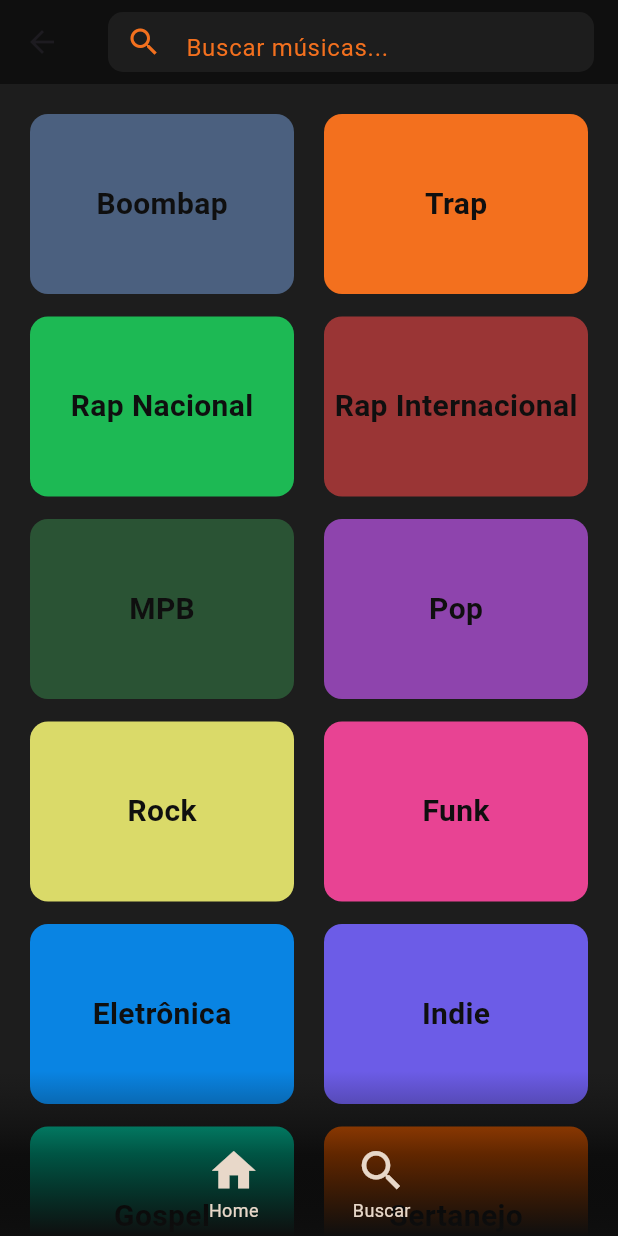
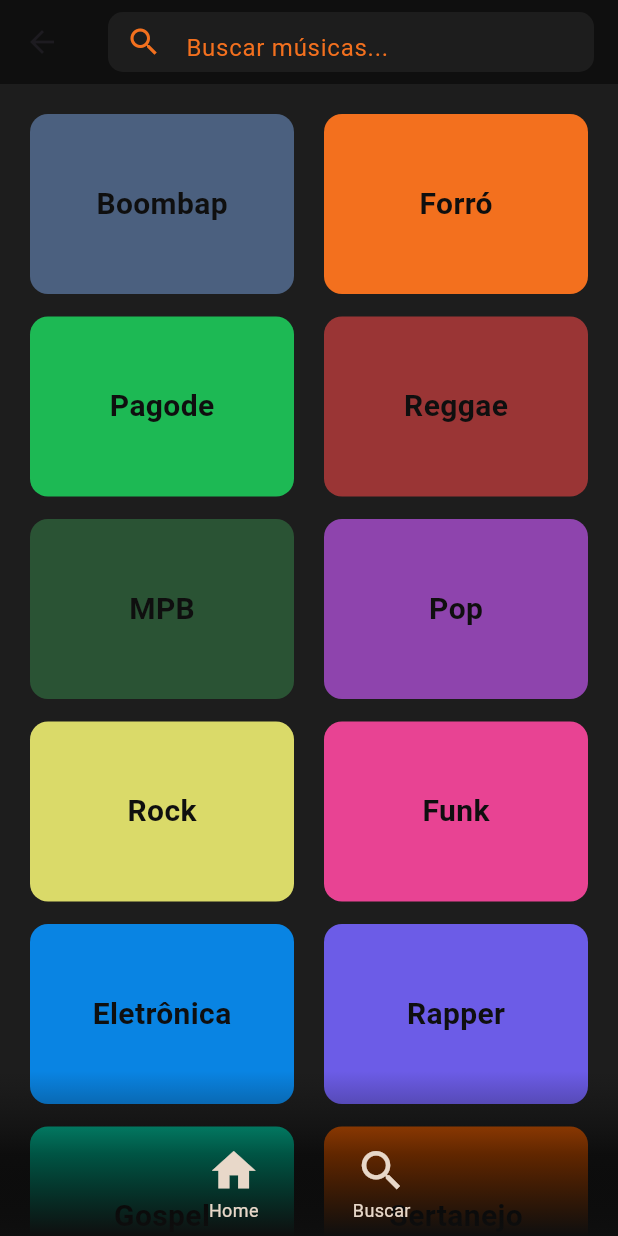
Before and after one commit to Chuva-v/pi-mobile, a Flutter app: the BuscarPage screen opened by its route, on a phone screen of 412 x 824 dp. Run offline on Flutter 3.47's test engine with Material 3 defaults, Android fonts, the phone set to English and light mode, and no system bars; our stand-ins replace just_audio, shared_preferences; accounts and stored records are empty; network calls fail.

Commit message:
quase fim

```diff
--- a/flutter_mobile_pi/lib/telas/buscar.dart
+++ b/flutter_mobile_pi/lib/telas/buscar.dart
@@ -156,7 +156,7 @@ class _BuscarPageState extends State<BuscarPage> {
                   mainAxisAlignment: MainAxisAlignment.spaceBetween,
                   children: [
                     _categoriaCard('Boombap', c.azul()),
-                    _categoriaCard('Trap', c.laranja()),
+                    _categoriaCard('Forró', c.laranja()),
                   ],
                 ),
 
@@ -164,8 +164,8 @@ class _BuscarPageState extends State<BuscarPage> {
                 Row(
                   mainAxisAlignment: MainAxisAlignment.spaceBetween,
                   children: [
-                    _categoriaCard('Rap Nacional', Color(0xFF1DB954)), // verde spotify
-                    _categoriaCard('Rap Internacional', Color.fromARGB(255, 154, 53, 53)),
+                    _categoriaCard('Pagode', Color(0xFF1DB954)), // verde spotify
+                    _categoriaCard('Reggae', Color.fromARGB(255, 154, 53, 53)),
                   ],
                 ),
 
@@ -192,7 +192,7 @@ class _BuscarPageState extends State<BuscarPage> {
                   mainAxisAlignment: MainAxisAlignment.spaceBetween,
                   children: [
                     _categoriaCard('Eletrônica', Color(0xFF0984E3)),
-                    _categoriaCard('Indie', Color(0xFF6C5CE7)),
+                    _categoriaCard('Rapper', Color(0xFF6C5CE7)),
                   ],
                 ),
 
```
Also changed, not shown: flutter_mobile_pi/lib/telas/player_page.dart (+18 -7 lines).
